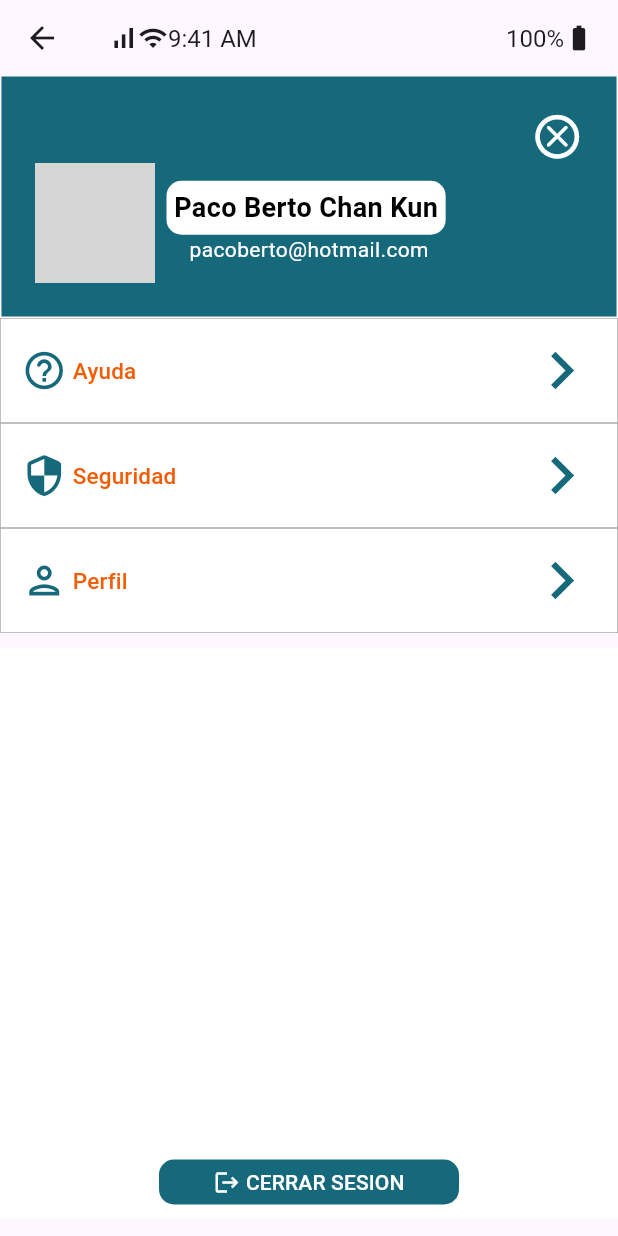
After one commit to davidakeprott/FlutterPersonalZzz, a Flutter app: the screen it shows after launch, after a tap on "Prototipo Menu COnfiguraciones", on a phone screen of 412 x 824 dp. The commit adds this screen. Run offline on Flutter 3.47's test engine with Material 3 defaults, Android fonts, the phone set to English and light mode, and no system bars; network calls fail; grey boxes are pictures that could not be loaded.

Commit message:
Boseto Menu_confi

```diff
--- /dev/null
+++ b/lib/Core/presentation/screens/menu_confi.dart
@@ -0,0 +1,23 @@
+import 'package:bhm_app/Core/presentation/widgets/widgets_menu_onfi.dart';
+import 'package:flutter/material.dart';
+
+void main()=>(const Menu());
+
+
+class Menu extends StatelessWidget {
+  const Menu({super.key});
+
+  @override
+  Widget build(BuildContext context) {
+    return Scaffold(
+      appBar: barraEstado(),
+      body: ListView(
+        children: [
+          perfil(),
+          opciones(),
+          out(),
+        ],
+      ),
+    );
+  }
+}
--- /dev/null
+++ b/lib/Core/presentation/widgets/widgets_menu_onfi.dart
@@ -0,0 +1,325 @@
+import 'package:flutter/material.dart';
+
+Widget perfil() {
+  return Container(
+    margin: const EdgeInsets.all(1),
+    color: const Color(0xFF16697A),
+    padding: const EdgeInsets.all(22.0),
+    height: 160,
+    child: Column(
+      mainAxisAlignment: MainAxisAlignment.center,
+      children: [
+        const Row(
+          mainAxisAlignment: MainAxisAlignment.end,
+          children: [
+            Stack(
+              alignment: Alignment.center,
+              children: <Widget>[
+                Icon(
+                  Icons.circle_outlined,
+                  size: 35.0,
+                  color: Colors.white,
+                ),
+                Icon(
+                  Icons.close_rounded,
+                  size: 25.0,
+                  color: Colors.white,
+                ),
+              ],
+            )
+          ],
+        ),
+        Row(
+          mainAxisAlignment: MainAxisAlignment.start,
+          children: [
+            SizedBox(
+                width: 80,
+                height: 80,
+                child: ClipOval(
+                  child: Image.network(
+                    'https://cdn.autobild.es/sites/navi.axelspringer.es/public/media/image/2016/09/569465-whatsapp-que-tus-contactos-ponen-rana-perfil.jpg?tf=3840x',
+                    fit: BoxFit.cover,
+                  ),
+                )),
+            Padding(
+              padding: const EdgeInsets.all(8.0),
+              child: Column(
+                crossAxisAlignment: CrossAxisAlignment.start,
+                children: [
+                  Container(
+                    alignment: Alignment.center,
+                    padding: const EdgeInsets.all(5.0),
+                    decoration: BoxDecoration(
+                      color: Colors.white,
+                      borderRadius: BorderRadius.circular(10.0),
+                    ),
+                    child: const Text(
+                      'Paco Berto Chan Kun',
+                      style: TextStyle(
+                          fontSize: 18,
+                          fontWeight: FontWeight.bold,
+                          color: Colors.black),
+                    ),
+                  ),
+                  Container(
+                    width: 190,
+                    alignment: Alignment.center,
+                    child: const Text('pacoberto@hotmail.com',
+                        style: TextStyle(
+                          color: Colors.white,
+                        )),
+                  )
+                ],
+              ),
+            )
+          ],
+        ),
+      ],
+    ),
+  );
+}
+
+Widget opciones() {
+  return Container(
+    color: Colors.white,
+    child: Column(
+      children: [
+        Container(
+          height: 70,
+          decoration: BoxDecoration(
+              border: Border.all(
+            color: const Color.fromARGB(255, 167, 173, 171),
+            width: 0.5,
+          )),
+          child: ayuda(),
+        ),
+        Container(
+            height: 70,
+            decoration: BoxDecoration(
+                border: Border.all(
+              color: const Color.fromARGB(255, 167, 173, 171),
+              width: 0.5,
+            )),
+            child: seguridad()),
+        Container(
+          height: 70,
+          decoration: BoxDecoration(
+              border: Border.all(
+            color: const Color.fromARGB(255, 167, 173, 171),
+            width: 0.5,
+          )),
+          child: miperfil(),
+        ),
+      ],
+    ),
+  );
+}
+
+Widget out() {
+  return Container(
+    margin: const EdgeInsets.fromLTRB(0, 10, 0, 0),
+    decoration: const BoxDecoration(color: Colors.white),
+    height: 380,
+    child: Column(
+      mainAxisAlignment: MainAxisAlignment.end,
+      children: [
+        TextButton(
+            onPressed: () => {},
+            style: ButtonStyle(
+              overlayColor: MaterialStateProperty.resolveWith<Color?>(
+                (Set<MaterialState> states) {
+                  if (states.contains(MaterialState.pressed)) {
+                    return const Color(
+                        0xFF82C0CC); // El color del efecto splash
+                  }
+                  return null; // Dejará el efecto de splash predeterminado si no hay una presión
+                },
+              ),
+            ),
+            child: Container(
+              width: 200,
+              decoration: BoxDecoration(
+                  color: const Color(0xFF16697A),
+                  borderRadius: BorderRadius.circular(10.0)),
+              padding: const EdgeInsets.all(5.0),
+              child: const Row(
+                mainAxisAlignment: MainAxisAlignment.center,
+                children: [
+                  Icon(
+                    Icons.logout,
+                    color: Colors.white,
+                  ),
+                  Text(
+                    ' CERRAR SESION',
+                    style: TextStyle(color: Colors.white),
+                  )
+                ],
+              ),
+            )),
+      ],
+    ),
+  );
+}
+
+Widget ayuda() {
+  return TextButton(
+      onPressed: () => {},
+      style: ButtonStyle(
+        overlayColor: MaterialStateProperty.resolveWith<Color?>(
+          (Set<MaterialState> states) {
+            if (states.contains(MaterialState.pressed)) {
+              return const Color(0xFF82C0CC); // El color del efecto splash
+            }
+            return null; // Dejará el efecto de splash predeterminado si no hay una presión
+          },
+        ),
+      ),
+      child: Row(
+        mainAxisAlignment: MainAxisAlignment.spaceBetween,
+        children: [
+          Row(
+            children: [
+              Row(children: [
+                Container(
+                  padding: const EdgeInsets.all(2.0),
+                  child: const Icon(
+                    Icons.help_outline_rounded,
+                    size: 30.0,
+                    color: Color(0xFF16697A),
+                  ),
+                ),
+                Container(
+                  padding: const EdgeInsets.all(2.0),
+                  child: const Text(
+                    'Ayuda',
+                    style: TextStyle(fontSize: 15, color: Color(0xFFF25C05)),
+                  ),
+                )
+              ]),
+            ],
+          ),
+          const Icon(
+            Icons.chevron_right,
+            size: 50,
+            color: Color(0xFF16697A),
+          )
+        ],
+      ));
+}
+
+Widget seguridad() {
+  return TextButton(
+      onPressed: () => {},
+      style: ButtonStyle(
+        overlayColor: MaterialStateProperty.resolveWith<Color?>(
+          (Set<MaterialState> states) {
+            if (states.contains(MaterialState.pressed)) {
+              return const Color(0xFF82C0CC); // El color del efecto splash
+            }
+            return null; // Dejará el efecto de splash predeterminado si no hay una presión
+          },
+        ),
+      ),
+      child: Row(
+        mainAxisAlignment: MainAxisAlignment.spaceBetween,
+        children: [
+          Row(
+            children: [
+              Row(children: [
+                Container(
+                  padding: const EdgeInsets.all(2.0),
+                  child: const Icon(
+                    Icons.security_rounded,
+                    size: 30.0,
+                    color: Color(0xFF16697A),
+                  ),
+                ),
+                Container(
+                    padding: const EdgeInsets.all(2.0),
+                    child: const Text(
+                      'Seguridad',
+                      style: TextStyle(fontSize: 15, color: Color(0xFFF25C05)),
+                    ))
+              ]),
+            ],
+          ),
+          const Icon(
+            Icons.chevron_right,
+            size: 50,
+            color: Color(0xFF16697A),
+          )
+        ],
+      ));
+}
+
+Widget miperfil() {
+  return TextButton(
+      onPressed: () => {},
+      style: ButtonStyle(
+        overlayColor: MaterialStateProperty.resolveWith<Color?>(
+          (Set<MaterialState> states) {
+            if (states.contains(MaterialState.pressed)) {
+              return const Color(0xFF82C0CC); // El color del efecto splash
+            }
+            return null; // Dejará el efecto de splash predeterminado si no hay una presión
+          },
+        ),
+      ),
+      child: Row(
+        mainAxisAlignment: MainAxisAlignment.spaceBetween,
+        children: [
+          Row(
+            children: [
+              Row(children: [
+                Container(
+                  padding: const EdgeInsets.all(2.0),
+                  child: const Icon(
+                    Icons.person_outlined,
+                    size: 30.0,
+                    color: Color(0xFF16697A),
+                  ),
+                ),
+                Container(
+                    padding: const EdgeInsets.all(2.0),
+                    child: const Text(
+                      'Perfil',
+                      style: TextStyle(fontSize: 15, color: Color(0xFFF25C05)),
+                    ))
+              ]),
+            ],
+          ),
+          const Icon(
+            Icons.chevron_right,
+            size: 50,
+            color: Color(0xFF16697A),
+          )
+        ],
+      ));
+}
+
+PreferredSizeWidget barraEstado() {
+  return PreferredSize(
+    preferredSize: const Size.fromHeight(50.0), // Altura personalizada para el AppBar
+    child: AppBar(
+      title: const Row(
+        mainAxisAlignment: MainAxisAlignment.spaceBetween,
+        children: <Widget>[
+          Row(
+            children: <Widget>[
+              Icon(Icons.signal_cellular_alt, size: 20),
+              Icon(Icons.wifi, size: 20),
+              Text('9:41 AM', style: TextStyle(fontSize: 16)),
+            ],
+          ),
+          Row(
+            children: <Widget>[
+              Text('100%', style: TextStyle(fontSize: 16)),
+              Icon(Icons.battery_full, size: 20),
+            ],
+          ),
+        ],
+      ),
+      centerTitle: true,
+    ),
+  );
+}
--- a/lib/main.dart
+++ b/lib/main.dart
@@ -1,10 +1,10 @@
-
+import 'package:bhm_app/Core/presentation/screens/menu_confi.dart';
 import 'package:bhm_app/tarjetaCredito.dart';
 import 'package:flutter/material.dart';
 
-
-void main(){runApp(const MyApp());}
-
+void main() {
+  runApp(const MyApp());
+}
 
 class MyApp extends StatelessWidget {
   const MyApp({super.key});
@@ -27,12 +27,25 @@ class Btn extends StatelessWidget {
         title: const Text('PRINCIPAL'),
       ),
       body: Center(
-        child: Container(
-          child: ElevatedButton(
-            onPressed: (){
-              Navigator.push(context, MaterialPageRoute(builder: (context)=> const TarjetaCredito()));
-            },
-            child: const Text('Ver Tarjeta')),
+        child: Row(
+          children: [
+            ElevatedButton(
+                onPressed: () {
+                  Navigator.push(
+                      context,
+                      MaterialPageRoute(
+                          builder: (context) => const TarjetaCredito()));
+                },
+                child: const Text('Ver Tarjeta')),
+            ElevatedButton(
+                onPressed: () {
+                  Navigator.push(
+                      context,
+                      MaterialPageRoute(
+                          builder: (context) => const Menu()));
+                },
+                child: const Text('Prototipo Menu COnfiguraciones')),
+          ],
         ),
       ),
     );
```
